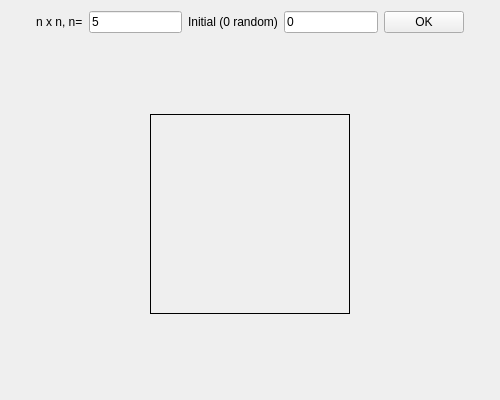
petershen0307/gameOfLife, file widget.ui: the form before one commit.
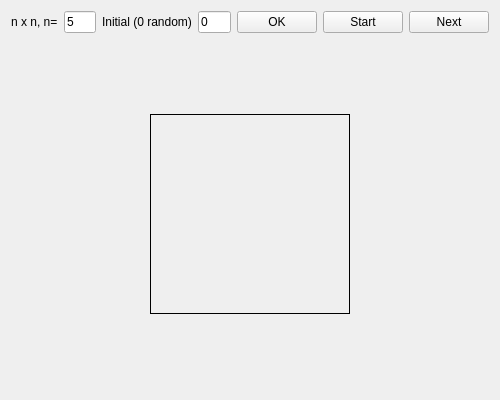
The form after the commit.

Commit message: [What] Add algorithm complete.

Patch:
```diff
--- a/widget.ui
+++ b/widget.ui
@@ -70,6 +70,20 @@
        </property>
       </widget>
      </item>
+     <item>
+      <widget class="QPushButton" name="startStopButton">
+       <property name="text">
+        <string>Start</string>
+       </property>
+      </widget>
+     </item>
+     <item>
+      <widget class="QPushButton" name="nextButton">
+       <property name="text">
+        <string>Next</string>
+       </property>
+      </widget>
+     </item>
      <item>
       <spacer name="horizontalSpacer_2">
        <property name="orientation">
```
Left out of the diff: 2 changed lines with no effect on the pictures. The commit also changes 2 other files.
